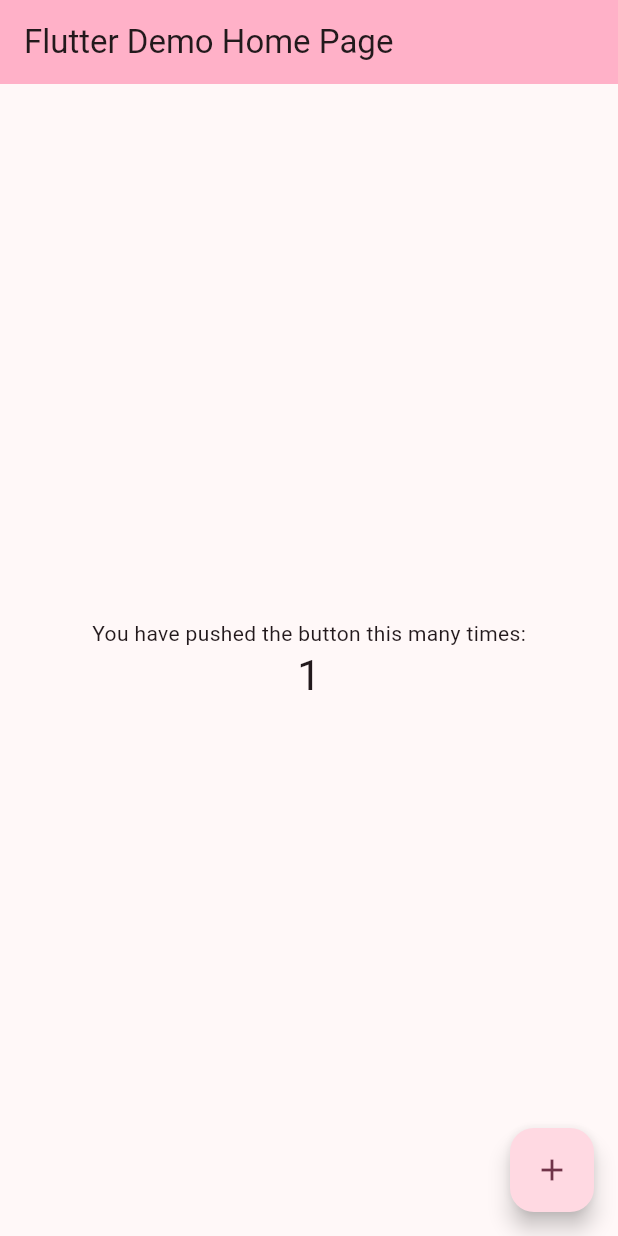
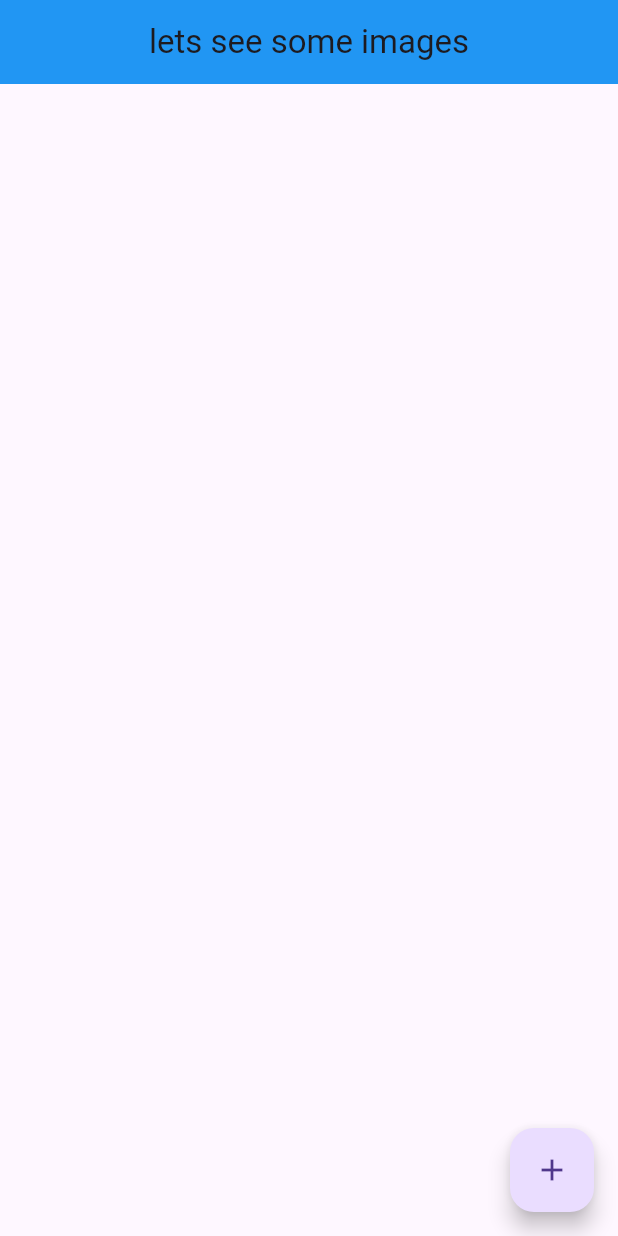
Before and after one commit to rawaa-shafaay/first_project, a Flutter app: the screen it shows after launch, after a tap on the "add" icon, on a phone screen of 412 x 824 dp. Run offline on Flutter 3.47's test engine with Material 3 defaults, Android fonts, the phone set to English and light mode, and no system bars; network calls fail.

Commit message:
first_commit

```diff
--- /dev/null
+++ b/lib/Model/image_model.dart
@@ -0,0 +1,12 @@
+class ImageModel {
+  final int id;
+  final String title;
+  final String url;
+
+  const ImageModel(this.id, this.title, this.url);
+
+  ImageModel.fromJason(parsedJson)
+      : id = parsedJson['id'],
+        title = parsedJson['title'],
+        url = parsedJson['url'];
+}
--- /dev/null
+++ b/lib/app-state.dart
@@ -0,0 +1,49 @@
+import 'package:app/Model/image_model.dart';
+import 'package:app/image_list.dart';
+import 'package:flutter/material.dart';
+import 'dart:convert';
+import 'package:http/http.dart' show get;
+
+class App extends StatefulWidget {
+  const App({super.key});
+
+  State<App> createState() {
+    return _AppState();
+  }
+}
+
+class _AppState extends State<App> {
+  int counter = 0;
+  List<ImageModel> images = [];
+
+  void fetchImage() async {
+    counter++;
+    var response = await get(
+        Uri.parse('https://jsonplaceholder.typicode.com/photos/$counter'));
+    var imageModel = ImageModel.fromJason(json.decode(response.body));
+
+    setState(() {
+      images.add(imageModel);
+    });
+  }
+
+  Widget build(context) {
+    return MaterialApp(
+      debugShowCheckedModeBanner: false,
+      home: SafeArea(
+        child: Scaffold(
+          body: ImageList(images),
+          appBar: AppBar(
+            title: const Text('lets see some images'),
+            centerTitle: true,
+            backgroundColor: Colors.blue,
+          ),
+          floatingActionButton: FloatingActionButton(
+            onPressed: fetchImage,
+            child: const Icon(Icons.add),
+          ),
+        ),
+      ),
+    );
+  }
+}
--- /dev/null
+++ b/lib/image_list.dart
@@ -0,0 +1,28 @@
+import 'package:app/Model/image_model.dart';
+import 'package:flutter/widgets.dart';
+
+class ImageList extends StatelessWidget {
+  const ImageList(this.images, {super.key});
+
+  final List<ImageModel> images;
+
+  Widget build(context) {
+    return ListView.builder(
+        itemCount: images.length,
+        itemBuilder: (context, int index) {
+          return Container(
+              decoration: BoxDecoration(border: Border.all()),
+              margin: EdgeInsets.all(20),
+              padding: EdgeInsets.all(20),
+              child: Column(
+                children: [
+                  Padding(
+                    padding: const EdgeInsets.only(bottom: 8.0),
+                    child: Image.network(images[index].url),
+                  ),
+                  Text(images[index].title),
+                ],
+              ));
+        });
+  }
+}
--- a/lib/main.dart
+++ b/lib/main.dart
@@ -1,125 +1,6 @@
+import 'package:app/app-state.dart';
 import 'package:flutter/material.dart';
 
-void main() {
-  runApp(const MyApp());
+void main() async {
+  runApp(App());
 }
-
-class MyApp extends StatelessWidget {
-  const MyApp({super.key});
-
-  // This widget is the root of your application.
-  @override
-  Widget build(BuildContext context) {
-    return MaterialApp(
-      title: 'Flutter Demo',
-      theme: ThemeData(
-        // This is the theme of your application.
-        //
-        // TRY THIS: Try running your application with "flutter run". You'll see
-        // the application has a purple toolbar. Then, without quitting the app,
-        // try changing the seedColor in the colorScheme below to Colors.green
-        // and then invoke "hot reload" (save your changes or press the "hot
-        // reload" button in a Flutter-supported IDE, or press "r" if you used
-        // the command line to start the app).
-        //
-        // Notice that the counter didn't reset back to zero; the application
-        // state is not lost during the reload. To reset the state, use hot
-        // restart instead.
-        //
-        // This works for code too, not just values: Most code changes can be
-        // tested with just a hot reload.
-        colorScheme: ColorScheme.fromSeed(seedColor: Colors.black54),
-        useMaterial3: true,
-      ),
-      home: const MyHomePage(title: 'Flutter Demo Home Page'),
-    );
-  }
-}
-
-class MyHomePage extends StatefulWidget {
-  const MyHomePage({super.key, required this.title});
-
-  // This widget is the home page of your application. It is stateful, meaning
-  // that it has a State object (defined below) that contains fields that affect
-  // how it looks.
-
-  // This class is the configuration for the state. It holds the values (in this
-  // case the title) provided by the parent (in this case the App widget) and
-  // used by the build method of the State. Fields in a Widget subclass are
-  // always marked "final".
-
-  final String title;
-
-  @override
-  State<MyHomePage> createState() => _MyHomePageState();
-}
-
-class _MyHomePageState extends State<MyHomePage> {
-  int _counter = 0;
-
-  void _incrementCounter() {
-    setState(() {
-      // This call to setState tells the Flutter framework that something has
-      // changed in this State, which causes it to rerun the build method below
-      // so that the display can reflect the updated values. If we changed
-      // _counter without calling setState(), then the build method would not be
-      // called again, and so nothing would appear to happen.
-      _counter++;
-    });
-  }
-
-  @override
-  Widget build(BuildContext context) {
-    // This method is rerun every time setState is called, for instance as done
-    // by the _incrementCounter method above.
-    //
-    // The Flutter framework has been optimized to make rerunning build methods
-    // fast, so that you can just rebuild anything that needs updating rather
-    // than having to individually change instances of widgets.
-    return Scaffold(
-      appBar: AppBar(
-        // TRY THIS: Try changing the color here to a specific color (to
-        // Colors.amber, perhaps?) and trigger a hot reload to see the AppBar
-        // change color while the other colors stay the same.
-        backgroundColor: Theme.of(context).colorScheme.inversePrimary,
-        // Here we take the value from the MyHomePage object that was created by
-        // the App.build method, and use it to set our appbar title.
-        title: Text(widget.title),
-      ),
-      body: Center(
-        // Center is a layout widget. It takes a single child and positions it
-        // in the middle of the parent.
-        child: Column(
-          // Column is also a layout widget. It takes a list of children and
-          // arranges them vertically. By default, it sizes itself to fit its
-          // children horizontally, and tries to be as tall as its parent.
-          //
-          // Column has various properties to control how it sizes itself and
-          // how it positions its children. Here we use mainAxisAlignment to
-          // center the children vertically; the main axis here is the vertical
-          // axis because Columns are vertical (the cross axis would be
-          // horizontal).
-          //
-          // TRY THIS: Invoke "debug painting" (choose the "Toggle Debug Paint"
-          // action in the IDE, or press "p" in the console), to see the
-          // wireframe for each widget.
-          mainAxisAlignment: MainAxisAlignment.center,
-          children: <Widget>[
-            const Text(
-              'You have pushed the button this many times:',
-            ),
-            Text(
-              '$_counter',
-              style: Theme.of(context).textTheme.headlineMedium,
-            ),
-          ],
-        ),
-      ),
-      floatingActionButton: FloatingActionButton(
-        onPressed: _incrementCounter,
-        tooltip: 'Increment',
-        child: const Icon(Icons.add),
-      ), // This trailing comma makes auto-formatting nicer for build methods.
-    );
-  }
-}
--- a/pubspec.yaml
+++ b/pubspec.yaml
@@ -35,6 +35,7 @@ dependencies:
   # The following adds the Cupertino Icons font to your application.
   # Use with the CupertinoIcons class for iOS style icons.
   cupertino_icons: ^1.0.8
+  http: ^1.2.2
 
 dev_dependencies:
   flutter_test:
```
Also changed, not shown: pubspec.lock, 1 other file.
